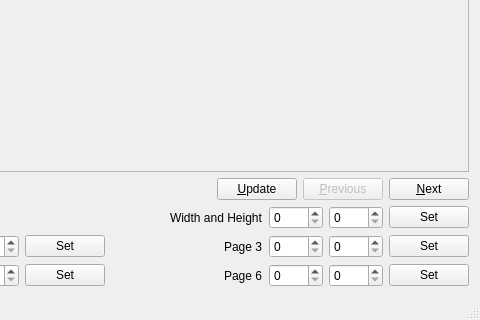
First picture: the form in mainwindow.ui, repository cges30901/pdfhandoutcrop, before the edit; both pictures show x 515 to 995 and y 179 to 499 of the 995 by 499 pixel window.
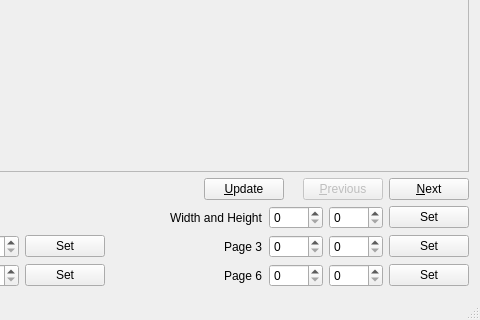
Second picture: the form after the edit. Custom widgets are drawn as their Qt base class.

Commit message: add a label showing current page and pages of pdf

```diff
--- a/mainwindow.ui
+++ b/mainwindow.ui
@@ -75,6 +75,13 @@
         </property>
        </widget>
       </item>
+      <item>
+       <widget class="QLabel" name="labelPageNum">
+        <property name="text">
+         <string/>
+        </property>
+       </widget>
+      </item>
       <item>
        <widget class="QPushButton" name="btnPrevious">
         <property name="enabled">
```
The commit also changes 1 other file.
